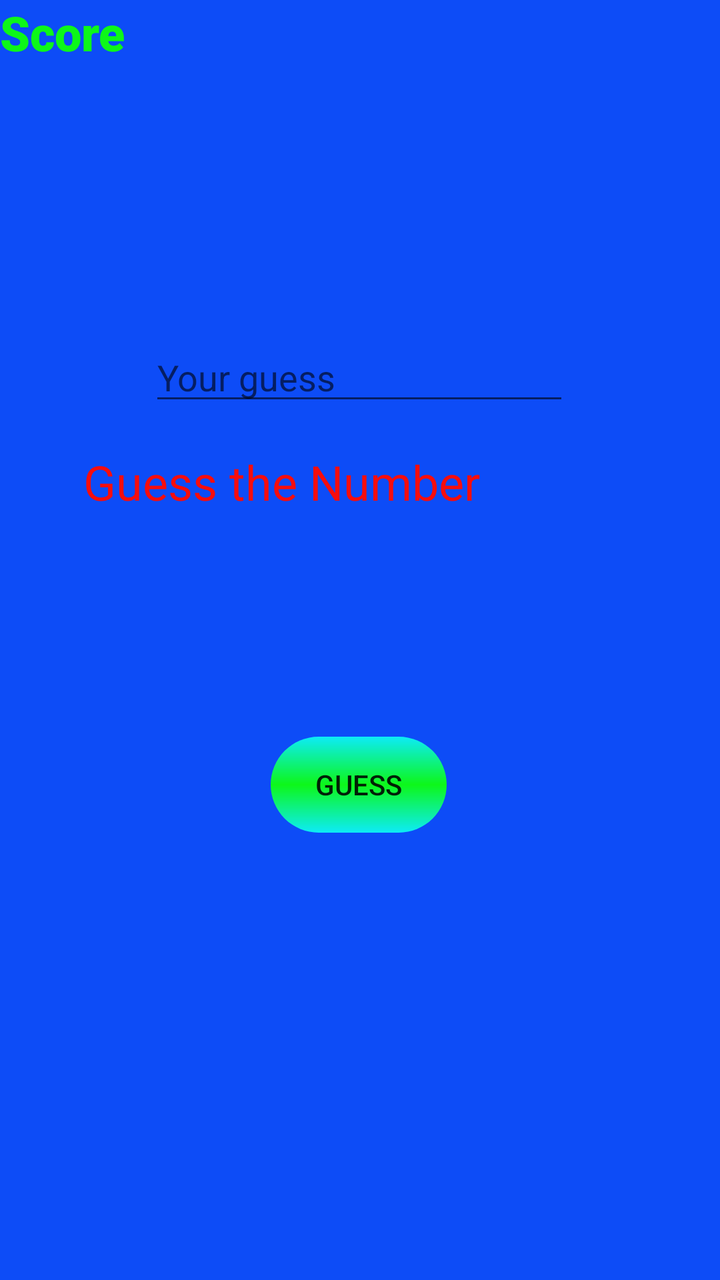
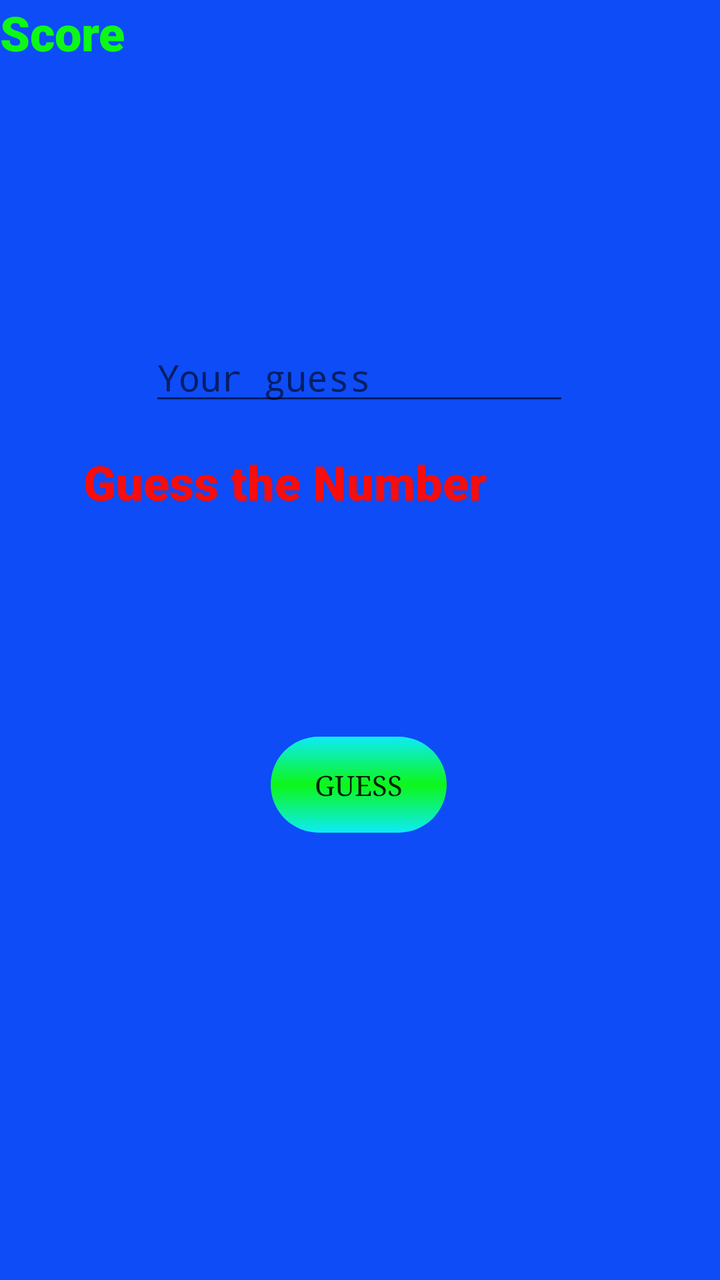

Before-and-after screenshots of an Android layout around one commit, followed by the original layout XML and the change that was made.
<!-- AndroidManifest.xml: application theme Theme.PortfolioUpgraded -->
<!-- res/layout/fragment_guessanumber.xml -->
<?xml version="1.0" encoding="utf-8"?>
<androidx.constraintlayout.widget.ConstraintLayout xmlns:android="http://schemas.android.com/apk/res/android"

    xmlns:app="http://schemas.android.com/apk/res-auto"
    xmlns:tools="http://schemas.android.com/tools"
    android:layout_width="match_parent"
    android:layout_height="match_parent"
    tools:context=".ui.guessanumber.guessanumberFragment"
    android:background="@color/blue"

    >



    <Button
        android:id="@+id/button"
        android:layout_width="wrap_content"
        android:layout_height="wrap_content"
        android:text="Guess"
        android:background="@drawable/shape"

        android:backgroundTint="@null"
        android:stateListAnimator="@null"
        app:layout_constraintBottom_toBottomOf="parent"
        app:layout_constraintEnd_toEndOf="parent"
        app:layout_constraintHorizontal_bias="0.498"
        app:layout_constraintStart_toStartOf="parent"
        app:layout_constraintTop_toBottomOf="@+id/textView4"
        app:layout_constraintVertical_bias="0.597"


        />

    <EditText
        android:id="@+id/editTextText"
        android:layout_width="wrap_content"
        android:layout_height="wrap_content"
        android:ems="10"
        android:hint="Your guess"
        android:inputType="text"
        app:layout_constraintBottom_toBottomOf="parent"
        app:layout_constraintEnd_toEndOf="parent"
        app:layout_constraintHorizontal_bias="0.497"
        app:layout_constraintStart_toStartOf="parent"
        app:layout_constraintTop_toBottomOf="@+id/textView5"
        app:layout_constraintVertical_bias="0.237"






        />

    <TextView
        android:id="@+id/textView3"
        android:layout_width="277dp"
        android:layout_height="127dp"
        android:text="Guess the Number"
        android:textSize="24sp"
        android:textColor="@color/red"
        app:layout_constraintBottom_toTopOf="@+id/button"
        app:layout_constraintEnd_toEndOf="parent"
        app:layout_constraintStart_toStartOf="parent"
        app:layout_constraintTop_toBottomOf="@+id/editTextText" />

    <TextView
        android:id="@+id/textView4"
        android:layout_width="69dp"
        android:layout_height="37dp"
        android:fontFamily="sans-serif-black"
        android:text="Score"
        android:textSize="24sp"
        android:textColor="@color/lime"
        app:layout_constraintStart_toStartOf="parent"
        app:layout_constraintTop_toTopOf="parent" />

    <TextView
        android:id="@+id/textView5"
        android:layout_width="317dp"
        android:layout_height="32dp"
        android:textColor="@color/red"
        android:textSize="20sp"
        app:layout_constraintStart_toEndOf="@+id/textView4"
        app:layout_constraintTop_toTopOf="parent" />
</androidx.constraintlayout.widget.ConstraintLayout>
<!-- resources referenced by this layout -->
<resources>
  <color name="blue">#0D4CF7</color>
  <color name="lime">#0DF719</color>
  <color name="red">#F70D0D</color>
  <!-- drawable shape (drawable) -->
  <?xml version="1.0" encoding="utf-8"?>
      <shape xmlns:android="http://schemas.android.com/apk/res/android"
          android:shape="rectangle">
      <gradient
          android:startColor="#0DEBF7"
          android:centerColor="#0DF719"
          android:endColor="#0DEBF7"
          android:type="linear"
          android:angle="270"
          ></gradient>
  <corners android:radius="45dp"/>
  
  
  
      </shape>
  <style name="Theme.PortfolioUpgraded" parent="Theme.AppCompat.DayNight.DarkActionBar">
          
          <item name="colorPrimary">@color/purple_500</item>
          <item name="colorPrimaryVariant">@color/purple_700</item>
          <item name="colorOnPrimary">@color/white</item>
  
          
          <item name="colorSecondary">@color/teal_200</item>
          <item name="colorSecondaryVariant">@color/teal_700</item>
          <item name="colorOnSecondary">@color/black</item>
          
          <item name="android:statusBarColor">?attr/colorPrimaryVariant</item>
          
  
  
      </style>
  <color name="purple_500">#FF6200EE</color>
  <color name="purple_700">#FF3700B3</color>
  <color name="white">#FFFFFFFF</color>
  <color name="teal_200">#FF03DAC5</color>
  <color name="teal_700">#FF018786</color>
  <color name="black">#FF000000</color>
</resources>

<!-- the commit's change to res/layout/fragment_guessanumber.xml (unified diff, before → after) -->
@@ -11,31 +11,31 @@
     >
 
 
-
     <Button
         android:id="@+id/button"
         android:layout_width="wrap_content"
         android:layout_height="wrap_content"
+        android:background="@drawable/shape"
+        android:backgroundTint="@null"
+
+        android:fontFamily="serif"
+        android:stateListAnimator="@null"
         android:text="Guess"
-        android:background="@drawable/shape"
-
-        android:backgroundTint="@null"
-        android:stateListAnimator="@null"
         app:layout_constraintBottom_toBottomOf="parent"
         app:layout_constraintEnd_toEndOf="parent"
         app:layout_constraintHorizontal_bias="0.498"
         app:layout_constraintStart_toStartOf="parent"
         app:layout_constraintTop_toBottomOf="@+id/textView4"
-        app:layout_constraintVertical_bias="0.597"
 
 
-        />
+        app:layout_constraintVertical_bias="0.597" />
 
     <EditText
         android:id="@+id/editTextText"
         android:layout_width="wrap_content"
         android:layout_height="wrap_content"
         android:ems="10"
+        android:fontFamily="monospace"
         android:hint="Your guess"
         android:inputType="text"
         app:layout_constraintBottom_toBottomOf="parent"
@@ -43,22 +43,19 @@
         app:layout_constraintHorizontal_bias="0.497"
         app:layout_constraintStart_toStartOf="parent"
         app:layout_constraintTop_toBottomOf="@+id/textView5"
-        app:layout_constraintVertical_bias="0.237"
 
 
-
-
-
-
-        />
+        app:layout_constraintVertical_bias="0.237"
+        tools:ignore="TouchTargetSizeCheck" />
 
     <TextView
         android:id="@+id/textView3"
         android:layout_width="277dp"
         android:layout_height="127dp"
+        android:fontFamily="sans-serif-black"
         android:text="Guess the Number"
+        android:textColor="@color/red"
         android:textSize="24sp"
-        android:textColor="@color/red"
         app:layout_constraintBottom_toTopOf="@+id/button"
         app:layout_constraintEnd_toEndOf="parent"
         app:layout_constraintStart_toStartOf="parent"
